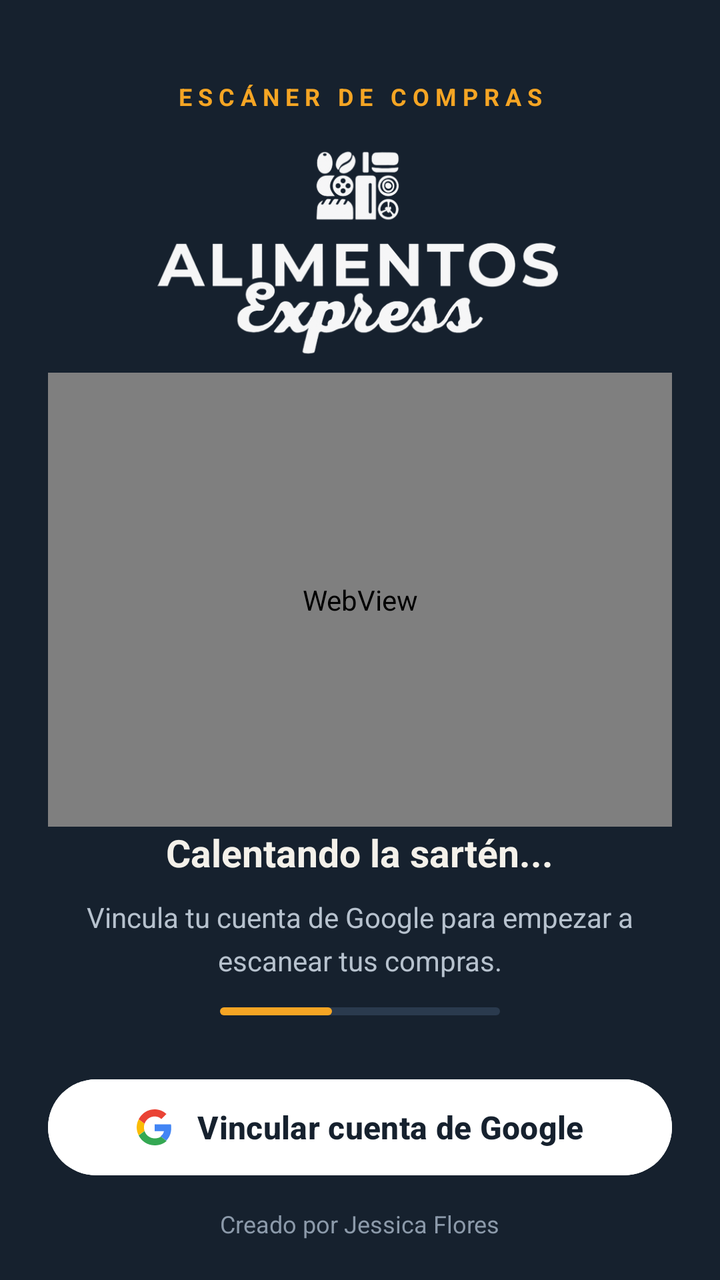
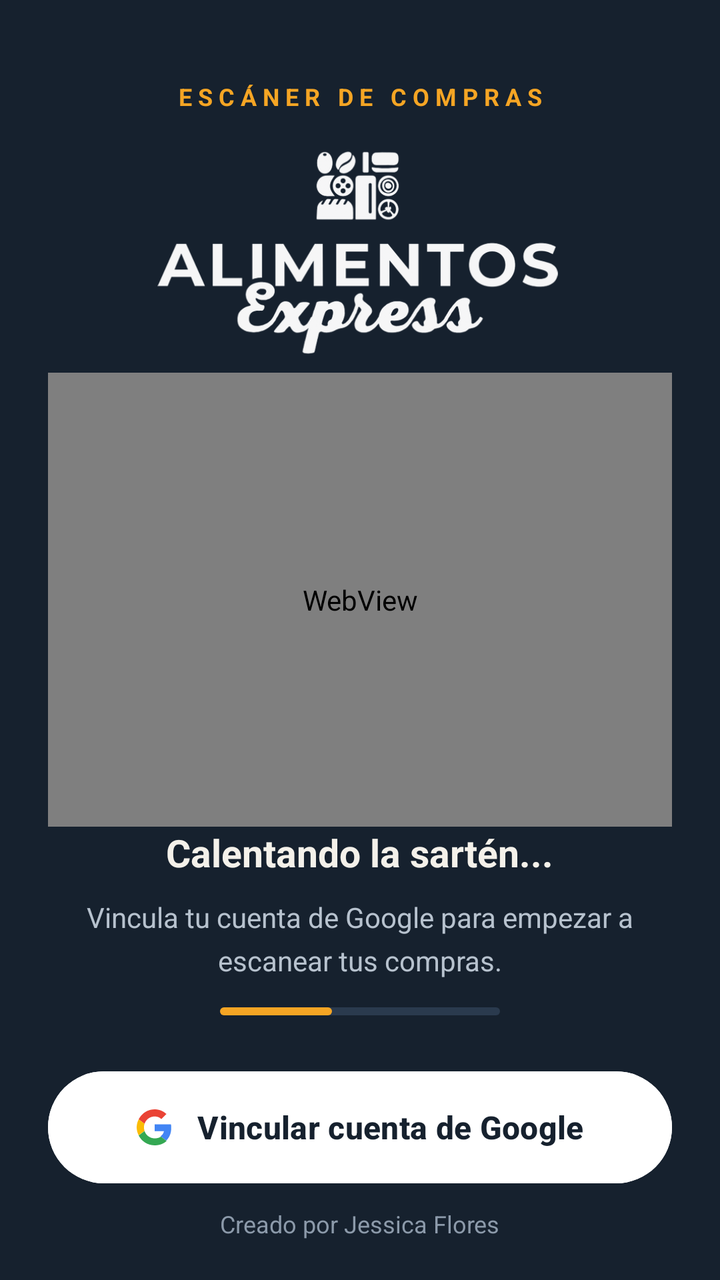

An Android layout rendered at two revisions. The XML below is the earlier revision; the diff shows what the commit changed to produce the second picture.
<!-- AndroidManifest.xml: application theme Theme.EscanerDrive -->
<!-- res/layout/activity_main.xml -->
<?xml version="1.0" encoding="utf-8"?>
<FrameLayout
    xmlns:android="http://schemas.android.com/apk/res/android"
    xmlns:app="http://schemas.android.com/apk/res-auto"
    xmlns:tools="http://schemas.android.com/tools"
    android:id="@+id/rootLayout"
    android:layout_width="match_parent"
    android:layout_height="match_parent"
    tools:context=".MainActivity">

    
    <ImageView
        android:id="@+id/ivBackground"
        android:layout_width="match_parent"
        android:layout_height="match_parent"
        android:contentDescription="Fondo"
        android:scaleType="centerCrop"
        android:visibility="gone"
        tools:ignore="HardcodedText" />

<androidx.constraintlayout.widget.ConstraintLayout
    android:id="@+id/contentLayout"
    android:layout_width="match_parent"
    android:layout_height="match_parent"
    android:paddingStart="24dp"
    android:paddingTop="20dp"
    android:paddingEnd="24dp"
    android:paddingBottom="12dp">

    
    <TextView
        android:id="@+id/tvTitle"
        android:layout_width="0dp"
        android:layout_height="40dp"
        android:gravity="center"
        android:maxLines="1"
        android:text="Escáner de Compras"
        android:textAppearance="?attr/textAppearanceHeadlineMedium"
        app:autoSizeMaxTextSize="28sp"
        app:autoSizeMinTextSize="14sp"
        app:autoSizeTextType="uniform"
        app:layout_constraintEnd_toEndOf="parent"
        app:layout_constraintStart_toStartOf="parent"
        app:layout_constraintTop_toTopOf="parent"
        tools:ignore="HardcodedText" />

    
    <ImageView
        android:id="@+id/ivLogo"
        android:layout_width="0dp"
        android:layout_height="100dp"
        android:layout_marginTop="12dp"
        android:contentDescription="Logo"
        android:scaleType="fitCenter"
        android:src="@drawable/logo_alimentos"
        app:layout_constraintEnd_toEndOf="parent"
        app:layout_constraintStart_toStartOf="parent"
        app:layout_constraintTop_toBottomOf="@id/tvTitle"
        tools:ignore="HardcodedText" />

    
    <TextView
        android:id="@+id/tvStatus"
        android:layout_width="0dp"
        android:layout_height="wrap_content"
        android:layout_marginTop="16dp"
        android:padding="14dp"
        android:textAlignment="center"
        android:textAppearance="?attr/textAppearanceBodyMedium"
        android:visibility="gone"
        app:layout_constraintEnd_toEndOf="parent"
        app:layout_constraintStart_toStartOf="parent"
        app:layout_constraintTop_toBottomOf="@id/ivLogo"
        tools:ignore="HardcodedText" />

    <ProgressBar
        android:id="@+id/progressBar"
        style="?android:attr/progressBarStyle"
        android:layout_width="wrap_content"
        android:layout_height="wrap_content"
        android:layout_marginTop="12dp"
        android:visibility="gone"
        app:layout_constraintEnd_toEndOf="parent"
        app:layout_constraintStart_toStartOf="parent"
        app:layout_constraintTop_toBottomOf="@id/tvStatus"
        tools:visibility="visible" />

    
    <com.google.android.material.button.MaterialButton
        android:id="@+id/btnCierre"
        android:layout_width="0dp"
        android:layout_height="56dp"
        android:layout_marginTop="12dp"
        android:letterSpacing="0.08"
        android:text="CIERRE DE CAJA"
        android:textSize="15sp"
        android:textStyle="bold"
        android:visibility="gone"
        app:cornerRadius="16dp"
        app:icon="@drawable/ic_cierre"
        app:iconGravity="textStart"
        app:iconPadding="10dp"
        app:iconSize="22dp"
        app:layout_constraintEnd_toEndOf="parent"
        app:layout_constraintStart_toStartOf="parent"
        app:layout_constraintTop_toBottomOf="@id/progressBar"
        tools:ignore="HardcodedText"
        tools:visibility="visible" />

    
    <ScrollView
        android:id="@+id/scrollSedes"
        android:layout_width="0dp"
        android:layout_height="0dp"
        android:layout_marginTop="12dp"
        android:layout_marginBottom="8dp"
        android:fillViewport="true"
        android:scrollbars="none"
        android:visibility="gone"
        app:layout_constraintBottom_toTopOf="@id/btnGallery"
        app:layout_constraintEnd_toEndOf="parent"
        app:layout_constraintStart_toStartOf="parent"
        app:layout_constraintTop_toBottomOf="@id/btnCierre"
        tools:visibility="visible">

        <LinearLayout
            android:id="@+id/layoutSedes"
            android:layout_width="match_parent"
            android:layout_height="wrap_content"
            android:gravity="bottom"
            android:orientation="vertical" />
    </ScrollView>

    
    <com.google.android.material.button.MaterialButton
        android:id="@+id/btnGallery"
        style="@style/Widget.Material3.Button.TonalButton"
        android:layout_width="0dp"
        android:layout_height="wrap_content"
        android:layout_marginBottom="8dp"
        android:text="Ver galería de escaneos"
        android:visibility="gone"
        app:icon="@android:drawable/ic_menu_gallery"
        app:layout_constraintBottom_toTopOf="@id/btnSignIn"
        app:layout_constraintEnd_toEndOf="parent"
        app:layout_constraintStart_toStartOf="parent"
        tools:ignore="HardcodedText"
        tools:visibility="visible" />

    
    <com.google.android.material.button.MaterialButton
        android:id="@+id/btnSignIn"
        style="@style/Widget.Material3.Button.OutlinedButton"
        android:layout_width="0dp"
        android:layout_height="wrap_content"
        android:text="Vincular cuenta de Google"
        app:layout_constraintBottom_toTopOf="@id/tvCredit"
        app:layout_constraintEnd_toEndOf="parent"
        app:layout_constraintStart_toStartOf="parent"
        tools:ignore="HardcodedText" />

    
    <TextView
        android:id="@+id/tvCredit"
        android:layout_width="0dp"
        android:layout_height="wrap_content"
        android:layout_marginTop="6dp"
        android:alpha="0.55"
        android:text="Creado por Jessica Flores"
        android:textAlignment="center"
        android:textSize="11sp"
        app:layout_constraintBottom_toBottomOf="parent"
        app:layout_constraintEnd_toEndOf="parent"
        app:layout_constraintStart_toStartOf="parent"
        tools:ignore="HardcodedText,SmallSp" />

</androidx.constraintlayout.widget.ConstraintLayout>

    
    <LinearLayout
        android:id="@+id/welcomeLayout"
        android:layout_width="match_parent"
        android:layout_height="match_parent"
        android:background="#16212E"
        android:gravity="center_horizontal"
        android:orientation="vertical"
        android:paddingStart="24dp"
        android:paddingTop="40dp"
        android:paddingEnd="24dp"
        android:paddingBottom="20dp">

        <TextView
            android:id="@+id/tvWelcomeKicker"
            android:layout_width="wrap_content"
            android:layout_height="wrap_content"
            android:letterSpacing="0.25"
            android:text="ESCÁNER DE COMPRAS"
            android:textColor="#F5A524"
            android:textSize="12sp"
            android:textStyle="bold"
            tools:ignore="HardcodedText" />

        <ImageView
            android:id="@+id/ivWelcomeLogo"
            android:layout_width="210dp"
            android:layout_height="112dp"
            android:layout_marginTop="14dp"
            android:contentDescription="Alimentos Express"
            android:scaleType="fitCenter"
            android:src="@drawable/logo_alimentos_light"
            tools:ignore="HardcodedText" />

        
        <WebView
            android:id="@+id/webChef"
            android:layout_width="match_parent"
            android:layout_height="0dp"
            android:layout_marginTop="4dp"
            android:layout_weight="1"
            android:background="@android:color/transparent"
            android:importantForAccessibility="no" />

        <TextView
            android:id="@+id/tvWelcomeHeadline"
            android:layout_width="wrap_content"
            android:layout_height="wrap_content"
            android:text="Calentando la sartén..."
            android:textColor="#F4F1EA"
            android:textSize="19sp"
            android:textStyle="bold"
            tools:ignore="HardcodedText" />

        <TextView
            android:id="@+id/tvWelcomeSubtitle"
            android:layout_width="290dp"
            android:layout_height="wrap_content"
            android:layout_marginTop="10dp"
            android:gravity="center"
            android:lineSpacingMultiplier="1.3"
            android:text="Vincula tu cuenta de Google para empezar a escanear tus compras."
            android:textColor="#B7C2CE"
            android:textSize="14sp"
            tools:ignore="HardcodedText" />

        
        <FrameLayout
            android:id="@+id/loadingTrack"
            android:layout_width="140dp"
            android:layout_height="4dp"
            android:layout_marginTop="14dp"
            android:background="@drawable/bg_loading_track"
            android:clipChildren="true">

            <View
                android:id="@+id/loadingBar"
                android:layout_width="56dp"
                android:layout_height="4dp"
                android:background="@drawable/bg_loading_bar" />
        </FrameLayout>

        <com.google.android.material.button.MaterialButton
            android:id="@+id/btnWelcomeSignIn"
            style="@style/Widget.Material3.Button"
            android:layout_width="match_parent"
            android:layout_height="56dp"
            android:layout_marginTop="28dp"
            android:backgroundTint="#FFFFFF"
            android:text="Vincular cuenta de Google"
            android:textAllCaps="false"
            android:textColor="#16212E"
            android:textSize="16sp"
            android:textStyle="bold"
            app:cornerRadius="28dp"
            app:icon="@drawable/ic_google"
            app:iconGravity="textStart"
            app:iconPadding="12dp"
            app:iconTint="@null"
            app:rippleColor="#DCE4EE"
            tools:ignore="HardcodedText" />

        <TextView
            android:layout_width="wrap_content"
            android:layout_height="wrap_content"
            android:layout_marginTop="12dp"
            android:text="Creado por Jessica Flores"
            android:textColor="#8C9AAA"
            android:textSize="12sp"
            tools:ignore="HardcodedText" />
    </LinearLayout>

</FrameLayout>
<!-- resources referenced by this layout -->
<resources>
  <!-- drawable bg_loading_bar (drawable) -->
  <?xml version="1.0" encoding="utf-8"?>
  <shape xmlns:android="http://schemas.android.com/apk/res/android" android:shape="rectangle">
      <corners android:radius="2dp" />
      <solid android:color="#F5A524" />
  </shape>
  <!-- drawable bg_loading_track (drawable) -->
  <?xml version="1.0" encoding="utf-8"?>
  <shape xmlns:android="http://schemas.android.com/apk/res/android" android:shape="rectangle">
      <corners android:radius="2dp" />
      <solid android:color="#2A3A4E" />
  </shape>
  <!-- drawable ic_cierre (drawable) -->
  <vector xmlns:android="http://schemas.android.com/apk/res/android"
      android:width="24dp"
      android:height="24dp"
      android:viewportWidth="24"
      android:viewportHeight="24">
      
      <path
          android:fillColor="#FFFFFFFF"
          android:pathData="M5,2v20l2.5,-1.5L10,22l2,-1.5L14,22l2.5,-1.5L19,22V2H5zM17,18H7v-1.5h10V18zM17,14H7v-1.5h10V14zM17,10H7V8.5h10V10zM17,6H7V4.5h10V6z" />
  </vector>
  <!-- drawable ic_google (drawable) -->
  <vector xmlns:android="http://schemas.android.com/apk/res/android"
      android:width="20dp"
      android:height="20dp"
      android:viewportWidth="48"
      android:viewportHeight="48">
      <path
          android:fillColor="#EA4335"
          android:pathData="M24 9.5c3.5 0 6.6 1.2 9 3.5l6.7-6.7C35.6 2.4 30.2 0 24 0 14.6 0 6.6 5.4 2.7 13.3l7.8 6C12.3 13.6 17.7 9.5 24 9.5z" />
      <path
          android:fillColor="#4285F4"
          android:pathData="M46.1 24.5c0-1.6-.1-3.1-.4-4.5H24v9h12.4c-.5 2.9-2.2 5.3-4.6 6.9l7.5 5.8c4.4-4 6.8-10 6.8-17.2z" />
      <path
          android:fillColor="#FBBC05"
          android:pathData="M10.5 28.7c-.5-1.4-.8-3-.8-4.7s.3-3.2.8-4.7l-7.8-6C1 16.6 0 20.2 0 24s1 7.4 2.7 10.7l7.8-6z" />
      <path
          android:fillColor="#34A853"
          android:pathData="M24 48c6.5 0 11.9-2.1 15.9-5.8l-7.5-5.8c-2.1 1.4-4.8 2.3-8.4 2.3-6.3 0-11.7-4.1-13.5-9.8l-7.8 6C6.6 42.6 14.6 48 24 48z" />
  </vector>
  <!-- drawable logo_alimentos: png bitmap (drawable-nodpi, 165745 bytes) -->
  <!-- drawable logo_alimentos_light: png bitmap (drawable-nodpi, 35302 bytes) -->
  <style name="Theme.EscanerDrive" parent="Theme.Material3.Light.NoActionBar">
          
          <item name="colorPrimary">#122235</item>
          <item name="colorOnPrimary">#FFFFFF</item>
          <item name="colorSecondaryContainer">#DCE4EE</item>
          <item name="colorOnSecondaryContainer">#122235</item>
      </style>
</resources>

<!-- the commit's change to res/layout/activity_main.xml (unified diff, before → after) -->
@@ -258,25 +258,67 @@
                 android:background="@drawable/bg_loading_bar" />
         </FrameLayout>
 
-        <com.google.android.material.button.MaterialButton
-            android:id="@+id/btnWelcomeSignIn"
-            style="@style/Widget.Material3.Button"
+        
+        <FrameLayout
             android:layout_width="match_parent"
             android:layout_height="56dp"
-            android:layout_marginTop="28dp"
-            android:backgroundTint="#FFFFFF"
-            android:text="Vincular cuenta de Google"
-            android:textAllCaps="false"
-            android:textColor="#16212E"
-            android:textSize="16sp"
-            android:textStyle="bold"
-            app:cornerRadius="28dp"
-            app:icon="@drawable/ic_google"
-            app:iconGravity="textStart"
-            app:iconPadding="12dp"
-            app:iconTint="@null"
-            app:rippleColor="#DCE4EE"
-            tools:ignore="HardcodedText" />
+            android:layout_marginTop="28dp">
+
+            <com.google.android.material.button.MaterialButton
+                android:id="@+id/btnWelcomeSignIn"
+                style="@style/Widget.Material3.Button"
+                android:layout_width="match_parent"
+                android:layout_height="56dp"
+                android:backgroundTint="#FFFFFF"
+                android:insetTop="0dp"
+                android:insetBottom="0dp"
+                android:text="Vincular cuenta de Google"
+                android:textAllCaps="false"
+                android:textColor="#16212E"
+                android:textSize="16sp"
+                android:textStyle="bold"
+                app:cornerRadius="28dp"
+                app:icon="@drawable/ic_google"
+                app:iconGravity="textStart"
+                app:iconPadding="12dp"
+                app:iconTint="@null"
+                app:rippleColor="#DCE4EE"
+                tools:ignore="HardcodedText" />
+
+            <com.compras339.escanerdrive.GlowBorderLayout
+                android:id="@+id/btnWelcomeLoading"
+                android:layout_width="match_parent"
+                android:layout_height="56dp"
+                android:visibility="gone"
+                tools:visibility="visible">
+
+                <LinearLayout
+                    android:layout_width="wrap_content"
+                    android:layout_height="match_parent"
+                    android:layout_gravity="center"
+                    android:gravity="center"
+                    android:orientation="horizontal">
+
+                    <ProgressBar
+                        android:id="@+id/spinnerWelcome"
+                        style="?android:attr/progressBarStyleSmall"
+                        android:layout_width="18dp"
+                        android:layout_height="18dp"
+                        android:indeterminateTint="#FFFFFF" />
+
+                    <TextView
+                        android:id="@+id/tvWelcomeLoading"
+                        android:layout_width="wrap_content"
+                        android:layout_height="wrap_content"
+                        android:layout_marginStart="12dp"
+                        android:text="Iniciando sesión..."
+                        android:textColor="#FFFFFF"
+                        android:textSize="16sp"
+                        android:textStyle="bold"
+                        tools:ignore="HardcodedText" />
+                </LinearLayout>
+            </com.compras339.escanerdrive.GlowBorderLayout>
+        </FrameLayout>
 
         <TextView
             android:layout_width="wrap_content"
